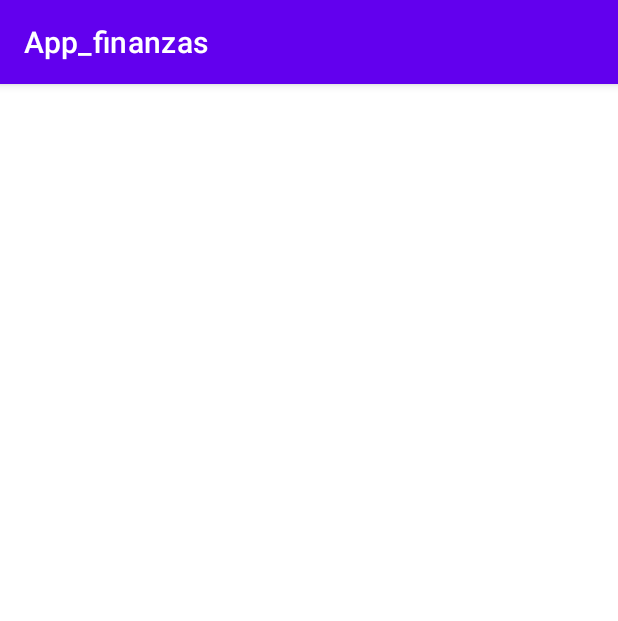
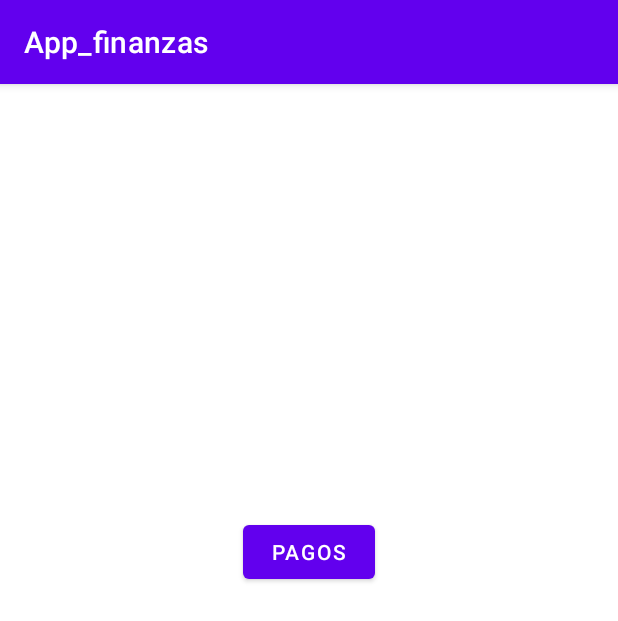
Before and after one commit to BrayanPiandoy/App_finanzas, an Android app: the screen it shows after launch (MainActivity), on a phone screen of 412 x 824 dp. Shown: the top 621 px of the screen. Run offline under Robolectric (Android 15) with nearby library versions, the phone set to English and light mode, and no system bars.

Commit message:
comienzo interfaz_pagos y se añade paleta de colores(values/colors)

```diff
--- a/app/build.gradle.kts
+++ b/app/build.gradle.kts
@@ -5,7 +5,7 @@ plugins {
 
 android {
     namespace = "com.example.app_finanzas"
-    compileSdk = 33
+    compileSdk = 34
 
     defaultConfig {
         applicationId = "com.example.app_finanzas"
--- /dev/null
+++ b/app/src/main/java/com/example/MainActivity.kt
@@ -0,0 +1,23 @@
+package com.example
+
+import android.content.Intent
+import androidx.appcompat.app.AppCompatActivity
+import android.os.Bundle
+import android.widget.Button
+import com.example.app_finanzas.R
+
+class MainActivity : AppCompatActivity() {
+    override fun onCreate(savedInstanceState: Bundle?) {
+        super.onCreate(savedInstanceState)
+        setContentView(R.layout.activity_main)
+
+        val btnpayments = findViewById<Button>(R.id.payments)
+
+
+        btnpayments.setOnClickListener {
+            val intent = Intent(this, Pagos::class.java)
+            startActivity(intent)
+        }
+
+    }
+}
--- a/app/src/main/java/com/example/app_finanzas/MainActivity.kt
+++ b/app/src/main/res/drawable/app_finanzas/MainActivity.kt
@@ -1,7 +1,8 @@
-package com.example.app_finanzas
+package drawable.app_finanzas
 
 import androidx.appcompat.app.AppCompatActivity
 import android.os.Bundle
+import com.example.app_finanzas.R
 
 class MainActivity : AppCompatActivity() {
     override fun onCreate(savedInstanceState: Bundle?) {
--- a/app/src/main/res/layout/activity_main.xml
+++ b/app/src/main/res/layout/activity_main.xml
@@ -4,8 +4,19 @@
     xmlns:tools="http://schemas.android.com/tools"
     android:layout_width="match_parent"
     android:layout_height="match_parent"
-    tools:context=".MainActivity">
+    tools:context="com.example.MainActivity">
 
+    <Button
+        android:id="@+id/payments"
+        android:layout_width="wrap_content"
+        android:layout_height="wrap_content"
+        app:layout_constraintVertical_bias="0.4"
+        app:layout_constraintStart_toStartOf="parent"
+        app:layout_constraintEnd_toEndOf="parent"
+        app:layout_constraintTop_toTopOf="parent"
+        app:layout_constraintBottom_toBottomOf="parent"
+        android:text="Pagos"
+        />
 
 
 </androidx.constraintlayout.widget.ConstraintLayout>
--- a/app/src/main/res/values-night/themes.xml
+++ b/app/src/main/res/values-night/themes.xml
@@ -1,16 +1,16 @@
 <resources xmlns:tools="http://schemas.android.com/tools">
     <!-- Base application theme. -->
-    <style name="Theme.App_finanzas" parent="Theme.MaterialComponents.DayNight.DarkActionBar">
+    <style name="Theme.App_finanzas" parent="Theme.AppCompat.Light.NoActionBar">
         <!-- Primary brand color. -->
         <item name="colorPrimary">@color/purple_200</item>
-        <item name="colorPrimaryVariant">@color/purple_700</item>
+        <item name="colorPrimaryVariant">@color/white</item>
         <item name="colorOnPrimary">@color/black</item>
         <!-- Secondary brand color. -->
         <item name="colorSecondary">@color/teal_200</item>
         <item name="colorSecondaryVariant">@color/teal_200</item>
         <item name="colorOnSecondary">@color/black</item>
         <!-- Status bar color. -->
-        <item name="android:statusBarColor">?attr/colorPrimaryVariant</item>
+        <item name="android:statusBarColor">@color/black</item>
         <!-- Customize your theme here. -->
     </style>
 </resources>
--- a/app/src/main/res/values/colors.xml
+++ b/app/src/main/res/values/colors.xml
@@ -7,4 +7,10 @@
     <color name="teal_700">#FF018786</color>
     <color name="black">#FF000000</color>
     <color name="white">#FFFFFFFF</color>
+
+    <color name="blue_light_background">#B9DDFF</color>
+    <color name="background_app">#F2F3F7</color>
+    <color name="font_color">#737373</color>
+    <color name="color_icons">#8AABCA</color>
+    <color name="color_icons_selected">#0074B7</color>
 </resources>
```
Also changed, not shown: app/src/main/AndroidManifest.xml (+13 -1 lines), app/src/main/java/com/example/Pagos.kt (added, +12 -0 lines), app/src/main/res/drawable/curved_bottom_blue_background.xml (added, +10 -0 lines), app/src/main/res/layout/activity_pagos.xml (added, +31 -0 lines).
